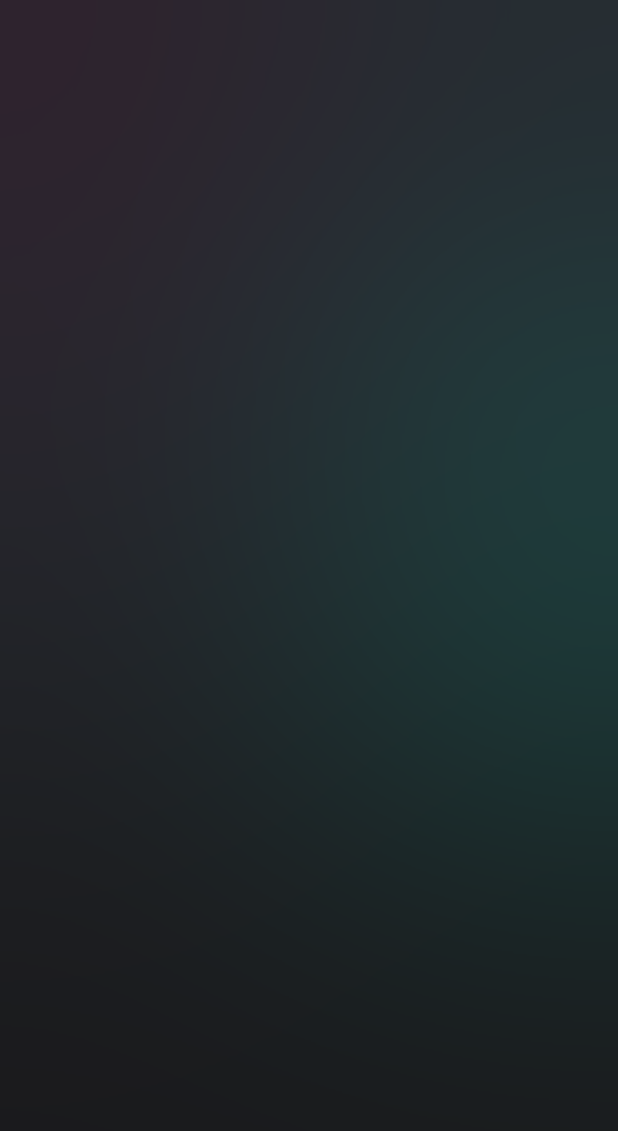
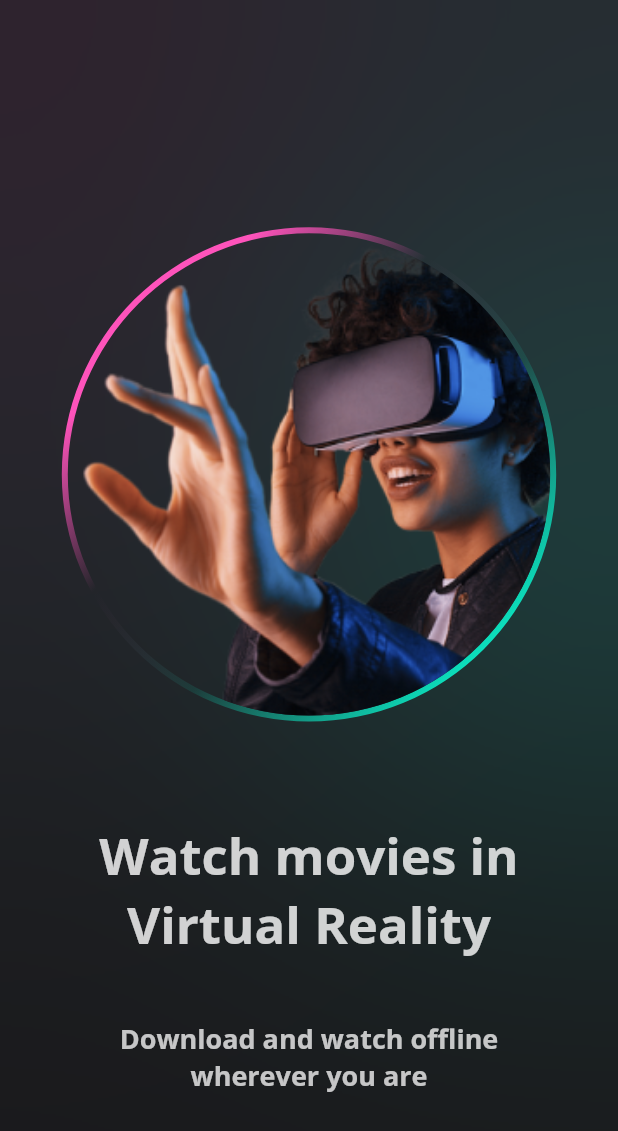
Before and after one commit to 3bary/movie_app, a Flutter app: the screen it shows after launch, on a phone screen of 412 x 824 dp. Shown: the top 1131 px of the screen. Run offline on Flutter 3.47's test engine with Material 2 defaults, Android fonts, the phone set to English and light mode, and no system bars; our stand-ins replace google_fonts.

Commit message:
add photo with custom outline and text

```diff
--- a/lib/views/onboarding_view.dart
+++ b/lib/views/onboarding_view.dart
@@ -1,5 +1,6 @@
 import 'package:flutter/material.dart';
 import 'package:movie_app_ui/constants.dart';
+import 'package:movie_app_ui/views/widgets/custom_outline.dart';
 import 'package:movie_app_ui/views/widgets/shadow_color.dart';
 
 class OnboardingView extends StatelessWidget {
@@ -10,7 +11,7 @@ class OnboardingView extends StatelessWidget {
     final screenWidth = MediaQuery.of(context).size.width;
     return Scaffold(
       backgroundColor: Constants.kBlackColor,
-      body: Container(
+      body: SizedBox(
         height: screenHeight,
         width: screenWidth,
         child: Stack(
@@ -33,6 +34,63 @@ class OnboardingView extends StatelessWidget {
                 color: Constants.kGreenColor,
               ),
             ),
+            Center(
+              child: Column(
+                crossAxisAlignment: CrossAxisAlignment.center,
+                mainAxisAlignment: MainAxisAlignment.center,
+                children: [
+                  SizedBox(height: screenHeight *0.07,),
+                  CustomOutline(
+                      strokeWidth: 4,
+                      radius: screenWidth * 0.8,
+                      gradient: LinearGradient(
+                        begin: Alignment.topLeft,
+                          end: Alignment.bottomRight,
+                          colors: [
+                            Constants.kPinkColor,
+                            Constants.kPinkColor.withOpacity(0),
+                            Constants.kGreenColor.withOpacity(0.1),
+                            Constants.kGreenColor,
+                          ],
+                        stops: const [0.2,0.4,0.6,0.9]
+                      ),
+                      width: screenWidth *0.8,
+                      height: screenWidth *0.8,
+                      padding: const EdgeInsets.all(4),
+                      child: Container(
+                        decoration: const BoxDecoration(
+                          shape: BoxShape.circle,
+                          image: DecorationImage(
+                            image: AssetImage('assets/img-onboarding.png'),
+                            fit: BoxFit.cover,
+                            alignment: Alignment.centerLeft
+                          ),
+                        ),
+                      ),
+                  ),
+                  SizedBox(height: screenHeight*0.08,),
+                  Text(
+                      'Watch movies in \nVirtual Reality',
+                    textAlign: TextAlign.center,
+                    style: TextStyle(
+                      fontSize: screenHeight <= 660 ? 18 : 34,
+                      color: Constants.kWhiteColor.withOpacity(0.8),
+                      fontWeight: FontWeight.w700
+                    ),
+                  ),
+                  SizedBox(height: screenHeight*0.05,),
+                  Text(
+                    'Download and watch offline \nwherever you are',
+                    textAlign: TextAlign.center,
+                    style: TextStyle(
+                        fontSize: screenHeight <= 660 ? 12 : 18,
+                        color: Constants.kWhiteColor.withOpacity(0.75),
+                        fontWeight: FontWeight.w700
+                    ),
+                  ),
+                ],
+              ),
+            )
           ],
         ),
       ),
```
Lines whose indentation alone changed are shown as unchanged.
